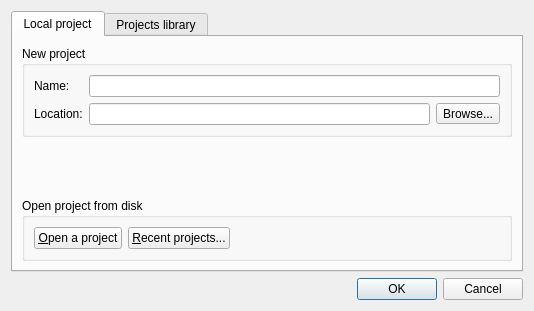
First picture: the form in gns3/ui/project_dialog.ui, repository GNS3/gns3-gui, before the edit.
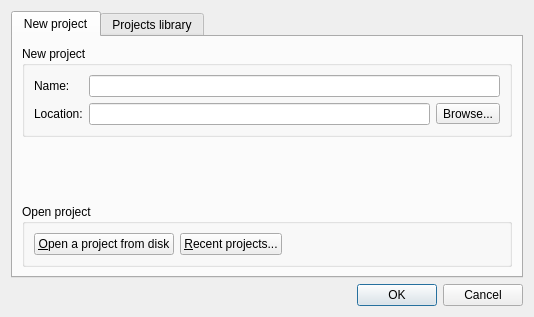
Second picture: the form after the edit.

Commit message:
Hide in project dialog what is not require for remote controller
Fix #1280

Diff of the .ui file:
```diff
--- a/gns3/ui/project_dialog.ui
+++ b/gns3/ui/project_dialog.ui
@@ -10,7 +10,7 @@
     <x>0</x>
     <y>0</y>
     <width>534</width>
-    <height>311</height>
+    <height>317</height>
    </rect>
   </property>
   <property name="windowTitle">
@@ -33,7 +33,7 @@
      </property>
      <widget class="QWidget" name="tab">
       <attribute name="title">
-       <string>Local project</string>
+       <string>New project</string>
       </attribute>
       <layout class="QVBoxLayout" name="verticalLayout_3">
        <item>
@@ -107,7 +107,7 @@
        <item>
         <widget class="QGroupBox" name="uiOpenProjectGroupBox">
          <property name="title">
-          <string>Open project from disk</string>
+          <string>Open project</string>
          </property>
          <layout class="QGridLayout" name="gridLayout_2">
           <item row="0" column="0">
@@ -115,7 +115,7 @@
             <item>
              <widget class="QPushButton" name="uiOpenProjectPushButton">
               <property name="text">
-               <string>&amp;Open a project</string>
+               <string>&amp;Open a project from disk</string>
               </property>
              </widget>
             </item>
```
The commit also changes 4 other files.
